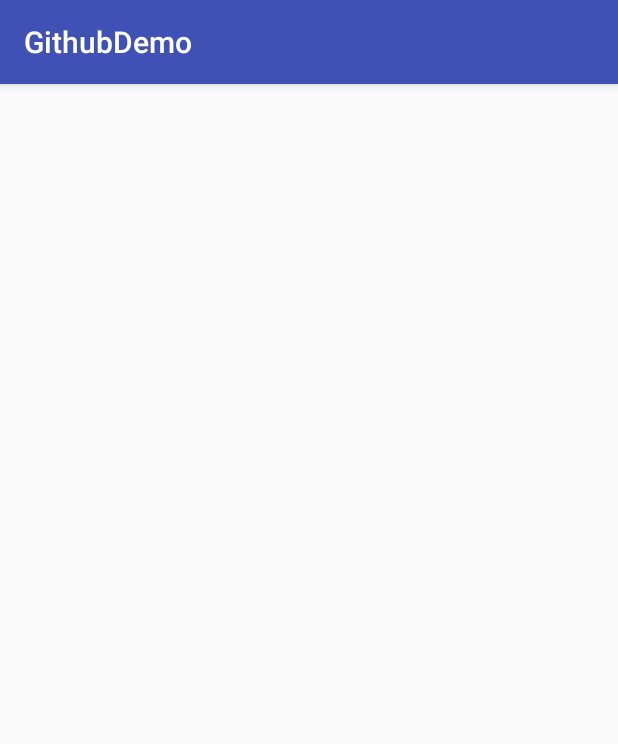
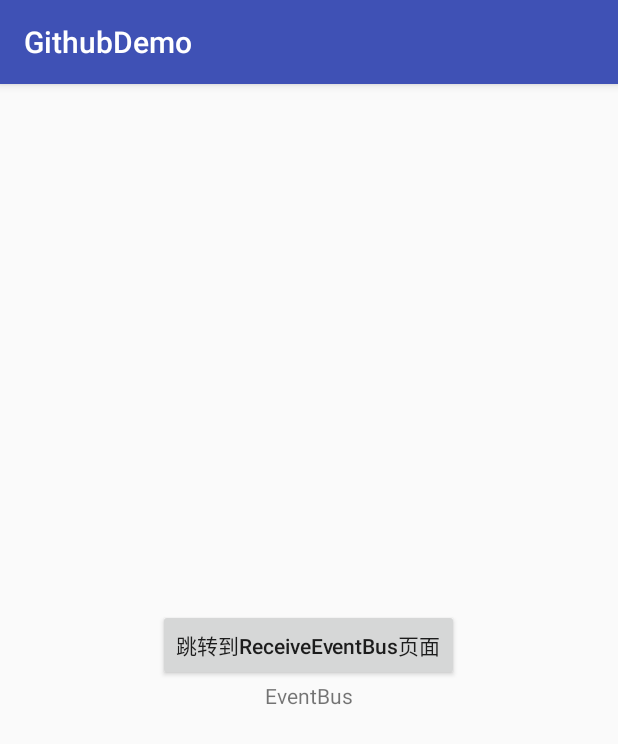
Before and after one commit to wangdong921/GithubDemo, an Android app: the screen it shows after launch (ThirdActivity before the commit, EventBusActivity after it), on a phone screen of 412 x 824 dp. Shown: the top 744 px of the screen. Run offline under Robolectric (Android 15) with nearby library versions, the light colour scheme and no system bars; our stand-ins replace EventBus.

Commit message:
添加REventBus demo

```diff
--- a/app/build.gradle
+++ b/app/build.gradle
@@ -27,4 +27,5 @@ dependencies {
     compile 'com.android.support:appcompat-v7:25.0.1'
     testCompile 'junit:junit:4.12'
     compile 'com.android.support:recyclerview-v7:25.0.1'
+    compile 'org.greenrobot:eventbus:3.0.0'
 }
--- /dev/null
+++ b/app/src/main/java/com/wangdong/githubdemo/EventBusActivity.java
@@ -0,0 +1,49 @@
+package com.wangdong.githubdemo;
+
+import android.content.Intent;
+import android.support.v7.app.AppCompatActivity;
+import android.os.Bundle;
+import android.view.View;
+import android.widget.Button;
+import android.widget.TextView;
+
+import org.greenrobot.eventbus.EventBus;
+import org.greenrobot.eventbus.Subscribe;
+import org.greenrobot.eventbus.ThreadMode;
+
+public class EventBusActivity extends AppCompatActivity {
+    private Button mGotoReceive;
+    private TextView mShowMsg;
+
+    @Override
+    protected void onCreate(Bundle savedInstanceState) {
+        super.onCreate(savedInstanceState);
+        setContentView(R.layout.activity_event_bus);
+        initView();
+        mGotoReceive.setOnClickListener(new View.OnClickListener() {
+            @Override
+            public void onClick(View view) {
+                Intent intent = new Intent(EventBusActivity.this,ReceiveEventBusActivity.class);
+                startActivity(intent);
+            }
+        });
+        //注册EventBus
+        EventBus.getDefault().register(this);
+    }
+
+    private void initView() {
+        mGotoReceive = (Button) findViewById(R.id.btn_goto_receive);
+        mShowMsg = (TextView) findViewById(R.id.tv_show_message);
+    }
+
+    @Subscribe(threadMode = ThreadMode.MAIN)
+    public void onMessageEvent(MessageEvent messageEvent){
+        mShowMsg.setText(messageEvent.getMsg().toString());
+    }
+
+    @Override
+    protected void onDestroy() {
+        super.onDestroy();
+        EventBus.getDefault().unregister(this);
+    }
+}
--- a/app/src/main/java/com/wangdong/githubdemo/ThirdActivity.java
+++ b/app/src/main/java/com/wangdong/githubdemo/ThirdActivity.java
@@ -2,6 +2,8 @@ package com.wangdong.githubdemo;
 
 import android.support.v7.app.AppCompatActivity;
 import android.os.Bundle;
+import android.support.v7.widget.DividerItemDecoration;
+import android.support.v7.widget.GridLayoutManager;
 import android.support.v7.widget.LinearLayoutManager;
 import android.support.v7.widget.RecyclerView;
 import android.view.LayoutInflater;
@@ -23,7 +25,9 @@ public class ThirdActivity extends AppCompatActivity {
         setContentView(R.layout.activity_third);
         initData();
         mRecyclerView = (RecyclerView) findViewById(R.id.rv_frist);
-        mRecyclerView.setLayoutManager(new LinearLayoutManager(this));
+//        mRecyclerView.setLayoutManager(new LinearLayoutManager(this));
+        mRecyclerView.setLayoutManager(new GridLayoutManager(this,4));
+        mRecyclerView.addItemDecoration(new DividerItemDecoration(this,DividerItemDecoration.VERTICAL));
         mAdapter = new MyRecyclerAdapter();
         mRecyclerView.setAdapter(mAdapter);
     }
--- /dev/null
+++ b/app/src/main/res/layout/activity_event_bus.xml
@@ -0,0 +1,22 @@
+<?xml version="1.0" encoding="utf-8"?>
+<LinearLayout xmlns:android="http://schemas.android.com/apk/res/android"
+    xmlns:tools="http://schemas.android.com/tools"
+    android:id="@+id/activity_event_bus"
+    android:layout_width="match_parent"
+    android:layout_height="match_parent"
+    android:orientation="vertical"
+    android:gravity="center"
+    tools:context="com.wangdong.githubdemo.EventBusActivity">
+    <Button
+        android:id="@+id/btn_goto_receive"
+        android:layout_width="wrap_content"
+        android:layout_height="wrap_content"
+        android:textAllCaps="false"
+        android:text="跳转到ReceiveEventBus页面"/>
+    <TextView
+        android:id="@+id/tv_show_message"
+        android:layout_width="wrap_content"
+        android:layout_height="wrap_content"
+        android:text="EventBus"/>
+
+</LinearLayout>
```
Also changed, not shown: app/src/main/AndroidManifest.xml (+13 -10 lines), app/src/main/java/com/wangdong/githubdemo/MessageEvent.java (added, +23 -0 lines), app/src/main/java/com/wangdong/githubdemo/ReceiveEventBusActivity.java (added, +26 -0 lines), app/src/main/res/layout/activity_receive_event_bus.xml (added, +22 -0 lines).
